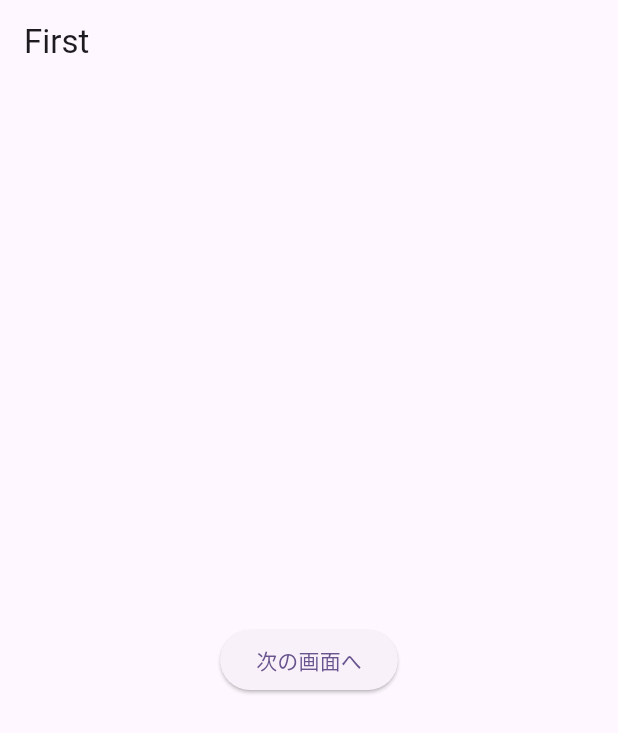
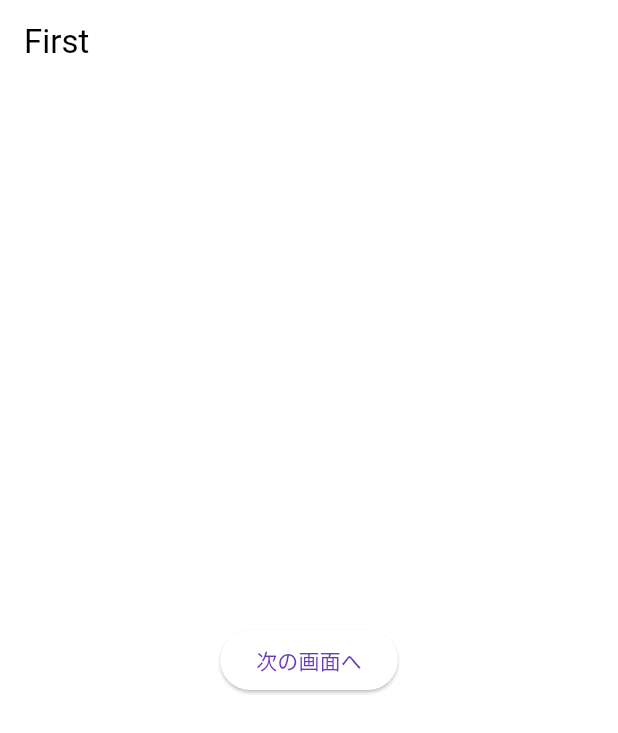
Before and after one commit to MasayaOsuga/practice, a Flutter app: the screen it shows after launch, on a phone screen of 412 x 824 dp. Shown: the top 733 px of the screen. Run offline on Flutter 3.47's test engine with Material 2 defaults, Android fonts, the phone set to English and light mode, and no system bars.

Commit message:
third commit

```diff
--- a/lib/FirstPage.dart
+++ b/lib/FirstPage.dart
@@ -1,6 +1,9 @@
 import 'package:flutter/material.dart';
+import 'SecondPage.dart';
 
 class FirstPage extends StatelessWidget {
+  const FirstPage({Key? key}) : super(key: key);
+
   @override
   Widget build(BuildContext context) {
     return Scaffold(
@@ -10,7 +13,6 @@ class FirstPage extends StatelessWidget {
       body: Center(
         child: ElevatedButton(
           onPressed: () {
-            //ボタンを押したときのコードを書く
             Navigator.push(
               context,
               MaterialPageRoute(builder: (context) => const SecondPage()),
--- a/lib/SecondPage.dart
+++ b/lib/SecondPage.dart
@@ -1,6 +1,8 @@
 import 'package:flutter/material.dart';
 
 class SecondPage extends StatelessWidget {
+  const SecondPage({Key? key}) : super(key: key);
+
   @override
   Widget build(BuildContext context) {
     return Scaffold(
--- a/lib/main.dart
+++ b/lib/main.dart
@@ -1,5 +1,4 @@
 import 'package:flutter/material.dart';
-
 import 'FirstPage.dart';
 
 void main() {
@@ -7,18 +6,17 @@ void main() {
 }
 
 class MyApp extends StatelessWidget {
-  const MyApp({super.key});
+  const MyApp({Key? key}) : super(key: key);
 
-  // This widget is the root of your application.
   @override
   Widget build(BuildContext context) {
     return MaterialApp(
       title: 'git practice',
       theme: ThemeData(
-        colorScheme: ColorScheme.fromSeed(seedColor: Colors.deepPurple),
+        colorScheme: ColorScheme.fromSwatch(primarySwatch: Colors.deepPurple),
         useMaterial3: true,
       ),
-      home: FirstPage(),
+      home: const FirstPage(),
     );
   }
 }
```
